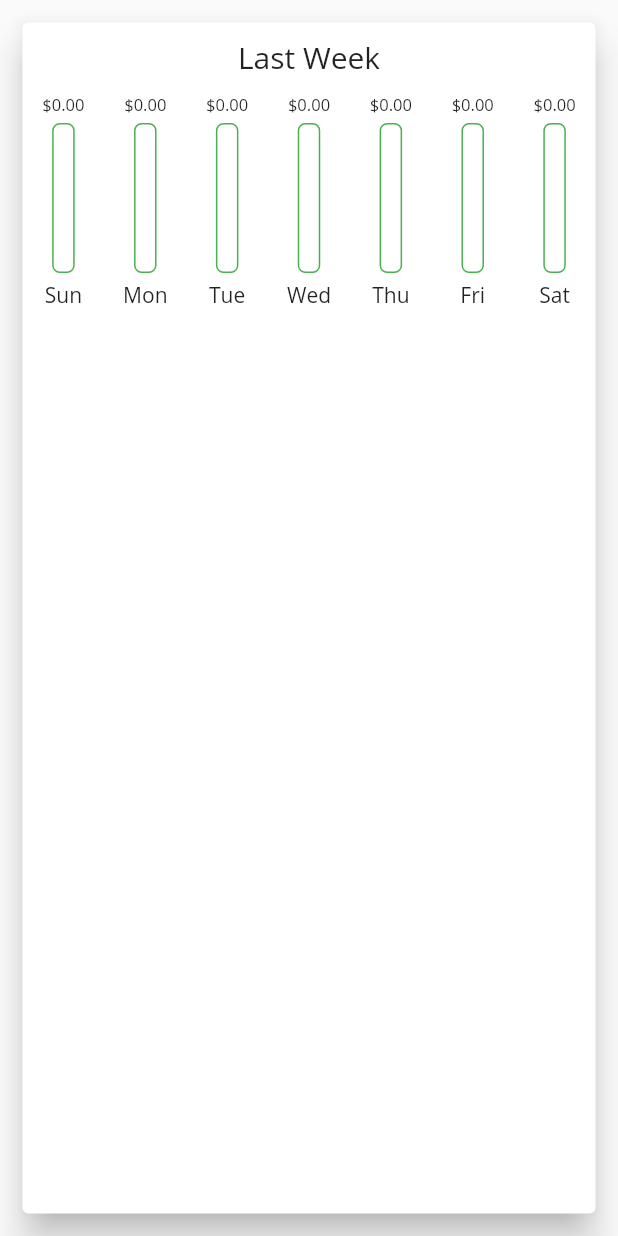
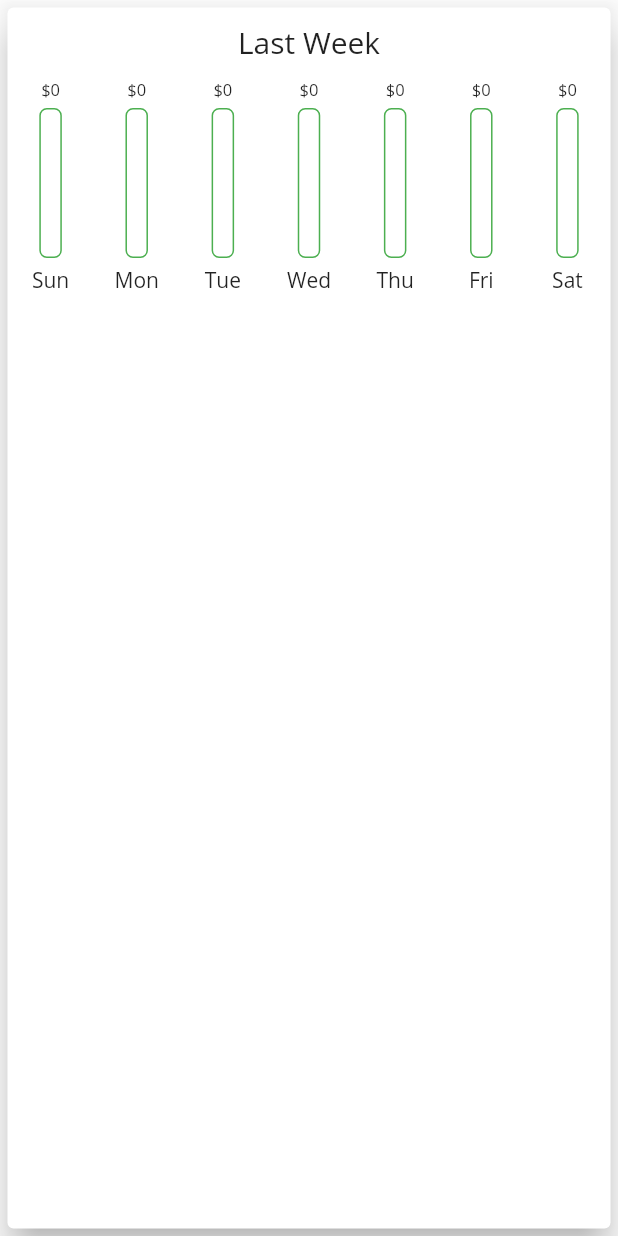
Before and after one commit to ysumut/Personal-Expenses-App, a Flutter app: the ChartScreen widget shown alone on an empty page, opened directly with empty values, on a phone screen of 412 x 824 dp. Run offline on Flutter 3.47's test engine with Material 2 defaults, Android fonts, the phone set to English and light mode, and no system bars.

Commit message:
Scroll List and Chart fixed

```diff
--- a/lib/main.dart
+++ b/lib/main.dart
@@ -48,9 +48,7 @@ class _MyHomePageState extends State<MyHomePage> {
           ),
         ],
       ),
-      body: SingleChildScrollView(
-        child: _appScreen(),
-      ),
+      body: _appScreen(),
       floatingActionButton: FloatingActionButton(
         child: Icon(Icons.add),
         onPressed: () => _openModal(context),
--- a/lib/widgets/chart_screen.dart
+++ b/lib/widgets/chart_screen.dart
@@ -19,7 +19,7 @@ class ChartScreen extends StatelessWidget {
     double ratio = 100 / maxDailyAmount; // find ratio
 
     return Card(
-      margin: EdgeInsets.all(15),
+      margin: EdgeInsets.all(5),
       elevation: 10,
       child: Column(
         children: [
@@ -36,7 +36,7 @@ class ChartScreen extends StatelessWidget {
                         children: [
                           FittedBox(
                             child: Text(
-                              '\$' + NumberFormat("#,##0.00").format(e.amount),
+                              '\$' + NumberFormat("#,##0").format(e.amount),
                               style: TextStyle(fontSize: 11),
                             ),
                           ),
--- a/lib/widgets/transaction_list.dart
+++ b/lib/widgets/transaction_list.dart
@@ -13,7 +13,7 @@ class TransactionList extends StatelessWidget {
   @override
   Widget build(BuildContext context) {
     return Container(
-        height: 580,
+        height: 400,
         child: ListView.builder(
           itemCount: _transactions.length,
           itemBuilder: (ctx, index) {
@@ -81,7 +81,8 @@ class TransactionList extends StatelessWidget {
               ),
             );
           },
-        ));
+        )
+    );
   }
 
   void _openModalForEdit(BuildContext context, Transaction t) {
```
